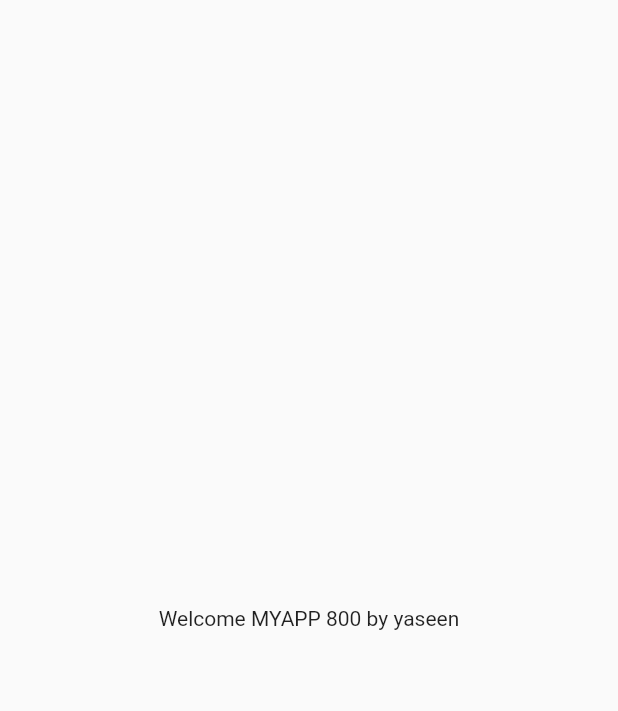
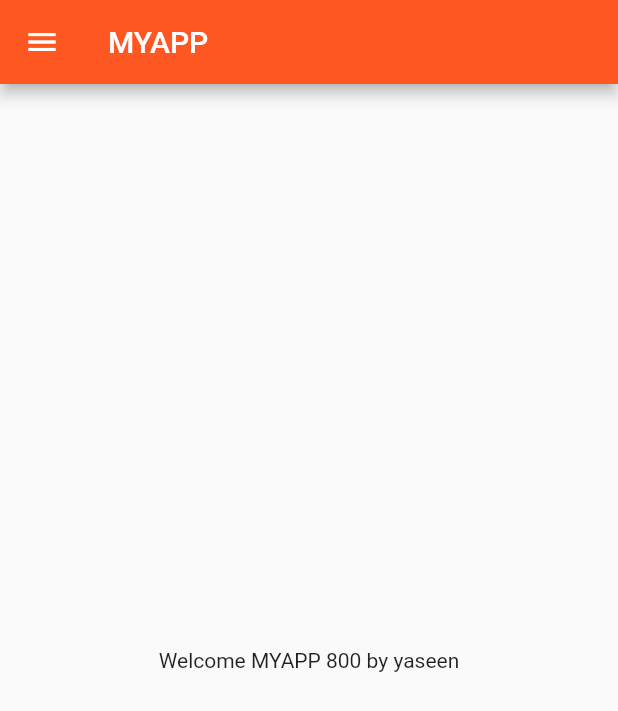
Before and after one commit to MYaseen8376/Fluttercatalog, a Flutter app: the screen it shows after launch, on a phone screen of 412 x 824 dp. Shown: the top 711 px of the screen. Run offline on Flutter 3.47's test engine with Material 2 defaults, Android fonts, the phone set to English and light mode, and no system bars.

Commit message:
Day2 Completed

```diff
--- a/lib/main.dart
+++ b/lib/main.dart
@@ -1,5 +1,6 @@
 import 'package:flutter/material.dart';
 import 'package:flutter_catalog/pages/home_page.dart';
+import 'package:flutter_catalog/pages/login_page.dart';
 
 void main() {
   runApp(MyApp());
@@ -10,6 +11,14 @@ class MyApp extends StatelessWidget {
 
   @override
   Widget build(BuildContext context) {
-    return MaterialApp(home: HomePage());
+    return MaterialApp(
+      home: HomePage(),
+      themeMode: ThemeMode.light,
+      theme: ThemeData(primarySwatch: Colors.deepOrange),
+      darkTheme: ThemeData(brightness: Brightness.dark),
+      routes: {
+        "/": (context) => LoginPage(),
+      },
+    );
   }
 }
--- a/lib/pages/home_page.dart
+++ b/lib/pages/home_page.dart
@@ -8,6 +8,10 @@ class HomePage extends StatelessWidget {
     const numb = 800;
     const name = "yaseen";
     return Scaffold(
+      appBar: AppBar(
+        title: Text("MYAPP"),
+      ),
+      drawer: Drawer(),
       body: Center(
         child: Container(
           child: Text('Welcome MYAPP $numb by $name'),
```
Also changed, not shown: lib/pages/login_page.dart (added, +10 -0 lines).
